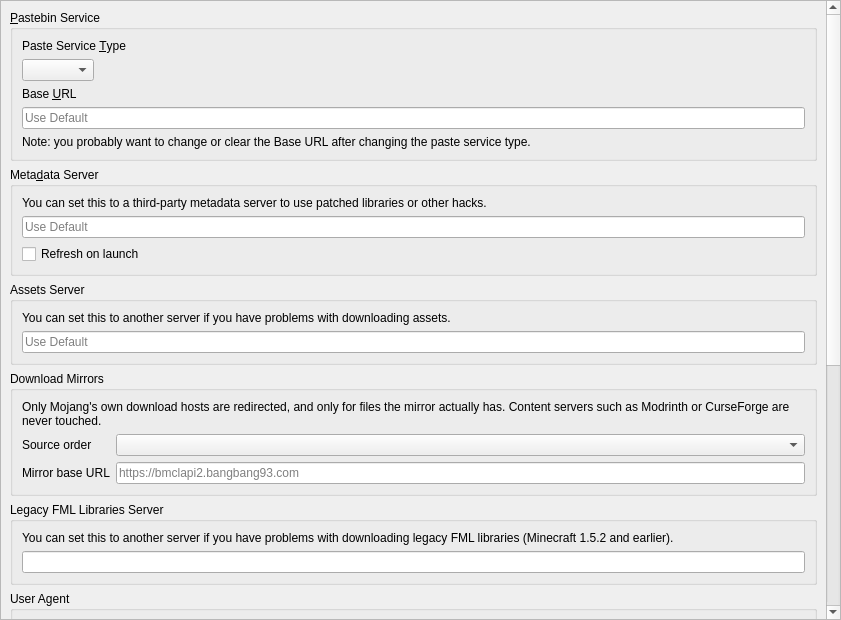
KomorebiLauncher/KomorebiLauncher, file launcher/ui/pages/global/APIPage.ui: the form before one commit.
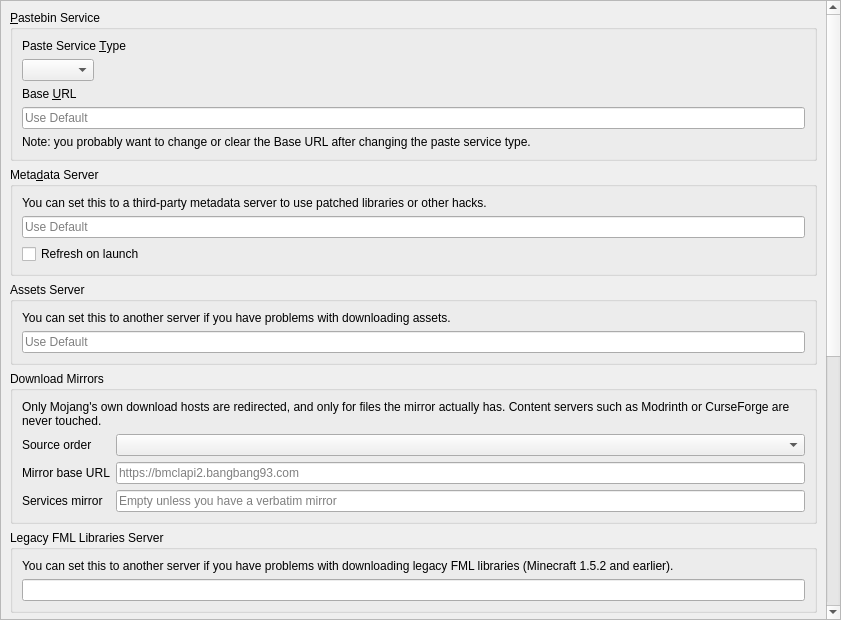
The form after the commit.

Commit message: Route our own services through a separate mirror base

What changed in the file:
```diff
--- a/launcher/ui/pages/global/APIPage.ui
+++ b/launcher/ui/pages/global/APIPage.ui
@@ -216,6 +216,23 @@
               </property>
              </widget>
             </item>
+            <item row="2" column="0">
+             <widget class="QLabel" name="servicesMirrorBaseUrlLabel">
+              <property name="text">
+               <string>Services mirror</string>
+              </property>
+             </widget>
+            </item>
+            <item row="2" column="1">
+             <widget class="QLineEdit" name="servicesMirrorBaseUrl">
+              <property name="toolTip">
+               <string>Optional verbatim mirror of the metadata server and the translation site. Content mirrors such as BMCLAPI do not carry them, so leave this empty unless the mirror really is a copy of those two.</string>
+              </property>
+              <property name="placeholderText">
+               <string>Empty unless you have a verbatim mirror</string>
+              </property>
+             </widget>
+            </item>
            </layout>
           </item>
          </layout>
```
The commit also changes 5 other files.
